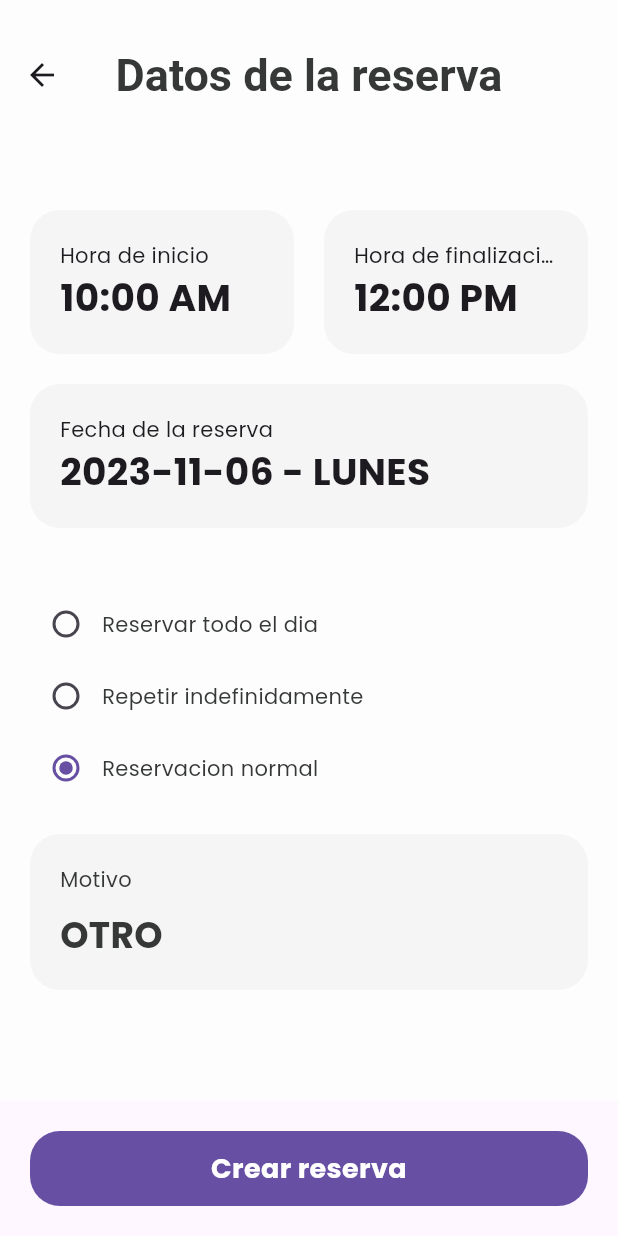
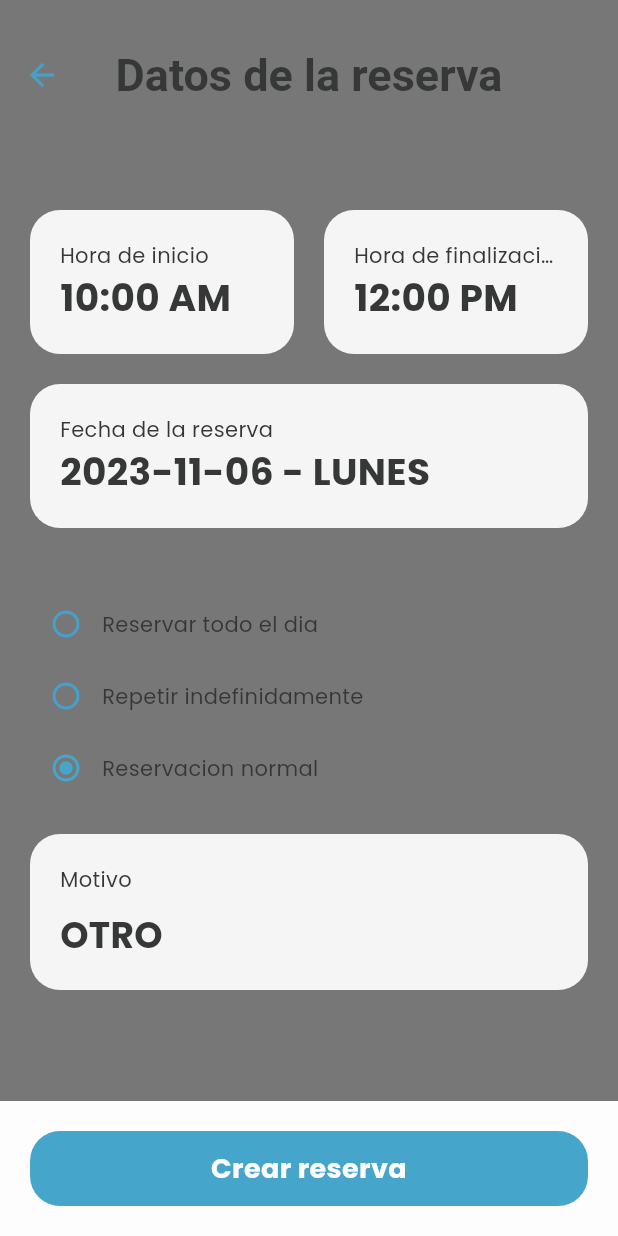
Before and after one commit to jrdeavila/club_valledupar_app, a Flutter app: the ReservationScreen screen opened by its route, after a tap on the "calendar today" icon, on a phone screen of 412 x 824 dp. Run offline on Flutter 3.47's test engine with Material 2 defaults, Android fonts, the phone set to English and light mode, and no system bars; our stand-ins replace cached_network_image, dio, flutter_cache_manager, flutter_keyboard_visibility, get, get_it and 4 more; accounts and stored records are empty; network calls fail; statements that could not run were skipped.

Commit message:
Adding ColorPalete and App Icon

```diff
--- a/lib/src/presentation/common/theme/color_palete.dart
+++ b/lib/src/presentation/common/theme/color_palete.dart
@@ -16,7 +16,7 @@
 
 abstract class AppTheme {
   static final ThemeData themeData = ThemeData(
-    scaffoldBackgroundColor: colorScheme.background,
+    colorScheme: colorScheme,
     fontFamily: 'Poppins',
     // colorScheme: colorScheme,
     appBarTheme: appBarTheme,
@@ -34,8 +34,8 @@
     surface: Color.fromARGB(255, 119, 119, 119),
     background: Color.fromARGB(255, 253, 253, 253),
     error: Color.fromARGB(255, 207, 100, 100),
-    onPrimary: Color.fromARGB(255, 245, 245, 245),
     onSecondary: Color.fromARGB(255, 54, 56, 56),
+    onPrimary: Color.fromARGB(255, 54, 56, 56),
     onSurface: Color.fromARGB(255, 70, 160, 202),
     onBackground: Color.fromARGB(255, 214, 230, 245),
     onError: Color.fromARGB(255, 247, 247, 247),
--- a/lib/src/presentation/common/widgets/buttons.dart
+++ b/lib/src/presentation/common/widgets/buttons.dart
@@ -57,7 +57,7 @@
                         ? backgroundColor ??
                             Theme.of(context).colorScheme.primary
                         : foregroundColor ??
-                            Theme.of(context).colorScheme.onPrimary,
+                            Theme.of(context).colorScheme.background,
                     fontWeight: FontWeight.bold,
                   ),
                   textAlign: TextAlign.center,
--- a/lib/src/presentation/features/dashboard/screens/dashboard_screen.dart
+++ b/lib/src/presentation/features/dashboard/screens/dashboard_screen.dart
@@ -9,9 +9,8 @@
 
   @override
   Widget build(BuildContext context) {
-    return Scaffold(
-      backgroundColor: Theme.of(context).colorScheme.onPrimary,
-      body: const DashboardView(),
+    return const Scaffold(
+      body: DashboardView(),
     );
   }
 }
--- a/lib/src/presentation/features/dashboard/screens/reservation_screen.dart
+++ b/lib/src/presentation/features/dashboard/screens/reservation_screen.dart
@@ -86,9 +86,10 @@
                   const SizedBox(height: 10),
                   Text(
                     "Reservaciones para el ${controller.focusedDay.day}/${controller.focusedDay.month}/${controller.focusedDay.year}",
-                    style: const TextStyle(
+                    style: TextStyle(
                       fontSize: 20,
                       fontWeight: FontWeight.bold,
+                      color: Get.find<ColorPalete>().textOnSecondary,
                     ),
                   ),
                   const SizedBox(height: 20),
--- a/lib/src/presentation/features/dashboard/screens/shopping_cart_screen.dart
+++ b/lib/src/presentation/features/dashboard/screens/shopping_cart_screen.dart
@@ -27,6 +27,7 @@
         );
       }
       return ListView.builder(
+        padding: const EdgeInsets.symmetric(horizontal: 20.0, vertical: 20.0),
         itemBuilder: (context, index) {
           final item = controller.orderDetails[index];
           return ShoppingCartItem(
--- a/lib/src/presentation/features/dashboard/widgets/clock_time_card.dart
+++ b/lib/src/presentation/features/dashboard/widgets/clock_time_card.dart
@@ -39,16 +39,18 @@
           children: [
             Text(
               label,
-              style: const TextStyle(
+              style: TextStyle(
                 fontSize: 14.0,
                 overflow: TextOverflow.ellipsis,
+                color: Get.find<ColorPalete>().textOnSecondary,
               ),
             ),
             Text(
               time.format(context).toUpperCase(),
-              style: const TextStyle(
+              style: TextStyle(
                 fontSize: 25,
                 fontWeight: FontWeight.bold,
+                color: Get.find<ColorPalete>().textOnSecondary,
               ),
             ),
           ],
--- a/lib/src/presentation/features/dashboard/widgets/datetime_card.dart
+++ b/lib/src/presentation/features/dashboard/widgets/datetime_card.dart
@@ -44,12 +44,19 @@
           crossAxisAlignment: CrossAxisAlignment.start,
           mainAxisSize: MainAxisSize.min,
           children: [
-            Text(label, style: const TextStyle(fontSize: 14.0)),
+            Text(
+              label,
+              style: TextStyle(
+                fontSize: 14.0,
+                color: Get.find<ColorPalete>().textOnSecondary,
+              ),
+            ),
             Text(
               completeDate.toUpperCase(),
-              style: const TextStyle(
+              style: TextStyle(
                 fontSize: 25,
                 fontWeight: FontWeight.bold,
+                color: Get.find<ColorPalete>().textOnSecondary,
               ),
             ),
           ],
```
Also changed, not shown: lib/src/presentation/features/dashboard/screens/resturant_screen.dart (+3 -8 lines), lib/src/presentation/features/dashboard/widgets/shopping_item.dart (+7 -3 lines), 16 other files.
